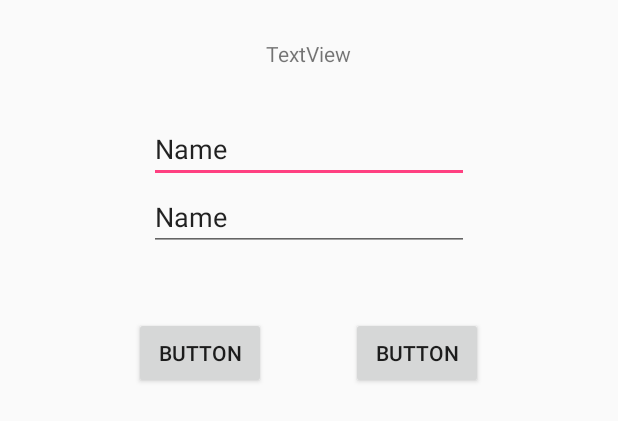
After one commit to RebelsterPi/ShopWithMe, an Android app: the layout dialogpops.xml on its own in the app's theme, with its tools: preview values and no code run, on a phone screen of 412 x 824 dp. The commit adds this screen. Shown: the top 421 px of the screen. Run offline under Robolectric (Android 15) with nearby library versions, the phone set to English and light mode, and no system bars.

Commit message:
major edits

```diff
--- a/app/build.gradle
+++ b/app/build.gradle
@@ -29,6 +29,8 @@ dependencies {
     compile 'com.squareup.retrofit2:retrofit:2.3.0'
     compile 'com.squareup.retrofit2:converter-gson:2.2.0'
     compile 'com.github.bumptech.glide:glide:3.7.0'
+    compile 'com.jakewharton:butterknife:8.8.1'
+    annotationProcessor 'com.jakewharton:butterknife-compiler:8.8.1'
     androidTestImplementation 'com.android.support.test:runner:1.0.1'
     androidTestImplementation 'com.android.support.test.espresso:espresso-core:3.0.1'
 }
--- a/app/src/main/AndroidManifest.xml
+++ b/app/src/main/AndroidManifest.xml
@@ -20,7 +20,7 @@
         </activity>
         <activity android:name=".activity1" />
         <activity android:name=".MainActivity" />
-        <activity android:name=".Sales"></activity>
+        <activity android:name=".Sales" />
     </application>
 
 </manifest>
--- a/app/src/main/java/com/example/dell/shopwithme/HandSet.java
+++ b/app/src/main/java/com/example/dell/shopwithme/HandSet.java
@@ -13,11 +13,9 @@ class HandSet {
     private String image;
 
     public HandSet(String model, String manufacturer, String price, String image) {
-        this.id = id;
         this.model = model;
         this.manufacturer = manufacturer;
         this.price = price;
-        this.quantity = quantity;
         this.image = image;
     }
 
--- /dev/null
+++ b/app/src/main/res/layout/dialogpops.xml
@@ -0,0 +1,54 @@
+<?xml version="1.0" encoding="utf-8"?>
+<RelativeLayout
+    xmlns:android="http://schemas.android.com/apk/res/android" android:layout_width="match_parent"
+    android:layout_height="match_parent">
+
+
+    <TextView
+        android:id="@+id/textView2"
+        android:layout_width="wrap_content"
+        android:layout_height="wrap_content"
+        android:layout_alignParentTop="true"
+        android:layout_centerHorizontal="true"
+        android:layout_marginTop="26dp"
+        android:text="TextView" />
+
+    <EditText
+        android:id="@+id/yes"
+        android:layout_width="wrap_content"
+        android:layout_height="wrap_content"
+        android:layout_below="@+id/textView2"
+        android:layout_centerHorizontal="true"
+        android:layout_marginTop="31dp"
+        android:ems="10"
+        android:inputType="textPersonName"
+        android:text="Name" />
+
+    <EditText
+        android:id="@+id/no"
+        android:layout_width="wrap_content"
+        android:layout_height="wrap_content"
+        android:layout_alignStart="@+id/yes"
+        android:layout_below="@+id/yes"
+        android:ems="10"
+        android:inputType="textPersonName"
+        android:text="Name" />
+
+    <Button
+        android:id="@+id/button"
+        android:layout_width="wrap_content"
+        android:layout_height="wrap_content"
+        android:layout_below="@+id/no"
+        android:layout_marginTop="44dp"
+        android:layout_toStartOf="@+id/textView2"
+        android:text="Button" />
+
+    <Button
+        android:id="@+id/button2"
+        android:layout_width="wrap_content"
+        android:layout_height="wrap_content"
+        android:layout_alignBaseline="@+id/button"
+        android:layout_alignBottom="@+id/button"
+        android:layout_toEndOf="@+id/textView2"
+        android:text="Button" />
+</RelativeLayout>
```
Also changed, not shown: app/src/main/java/com/example/dell/shopwithme/Api.java (+7 -6 lines), app/src/main/java/com/example/dell/shopwithme/HandSetAdapater.java (+57 -0 lines), app/src/main/java/com/example/dell/shopwithme/Order.java (+3 -4 lines), app/src/main/java/com/example/dell/shopwithme/OrderAdapter.java (+4 -4 lines), app/src/main/java/com/example/dell/shopwithme/Sales.java (+4 -3 lines), app/src/main/java/com/example/dell/shopwithme/activity1.java (+31 -25 lines), app/src/main/java/com/example/dell/shopwithme/dialogpops.java (added, +42 -0 lines), app/src/main/res/layout/dialogs.xml (deleted, +0 -29 lines).
